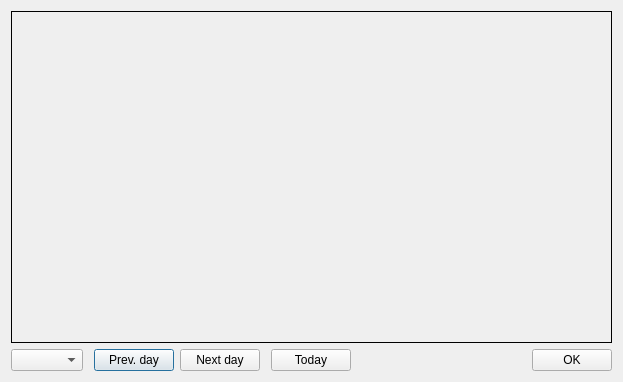
This is cplanetaltitude.ui in PavelMr/skytechx as Qt 5 draws it before an edit. The edited form follows.
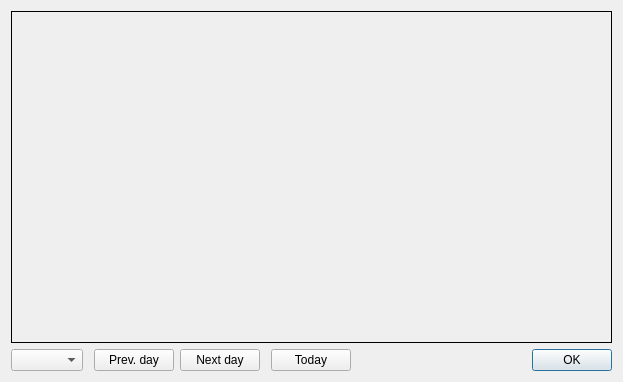
This is the edited form.

The edit to the form file:
```diff
--- a/cplanetaltitude.ui
+++ b/cplanetaltitude.ui
@@ -104,6 +104,9 @@
        <property name="text">
         <string>OK</string>
        </property>
+       <property name="default">
+        <bool>true</bool>
+       </property>
       </widget>
      </item>
     </layout>
```
